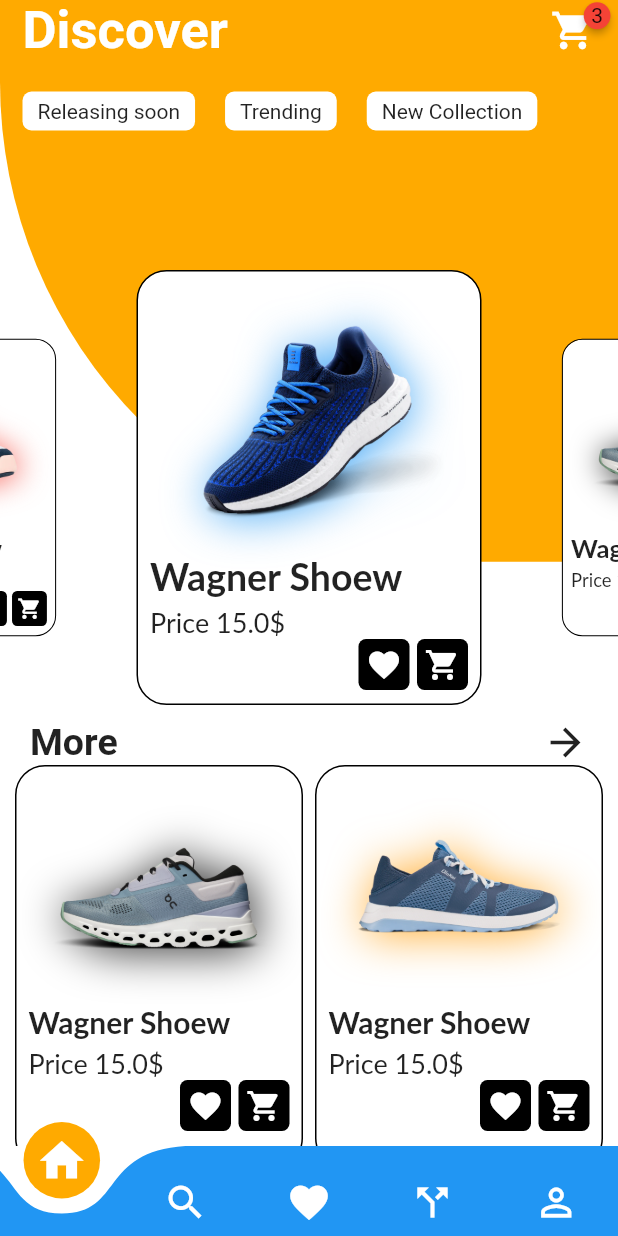
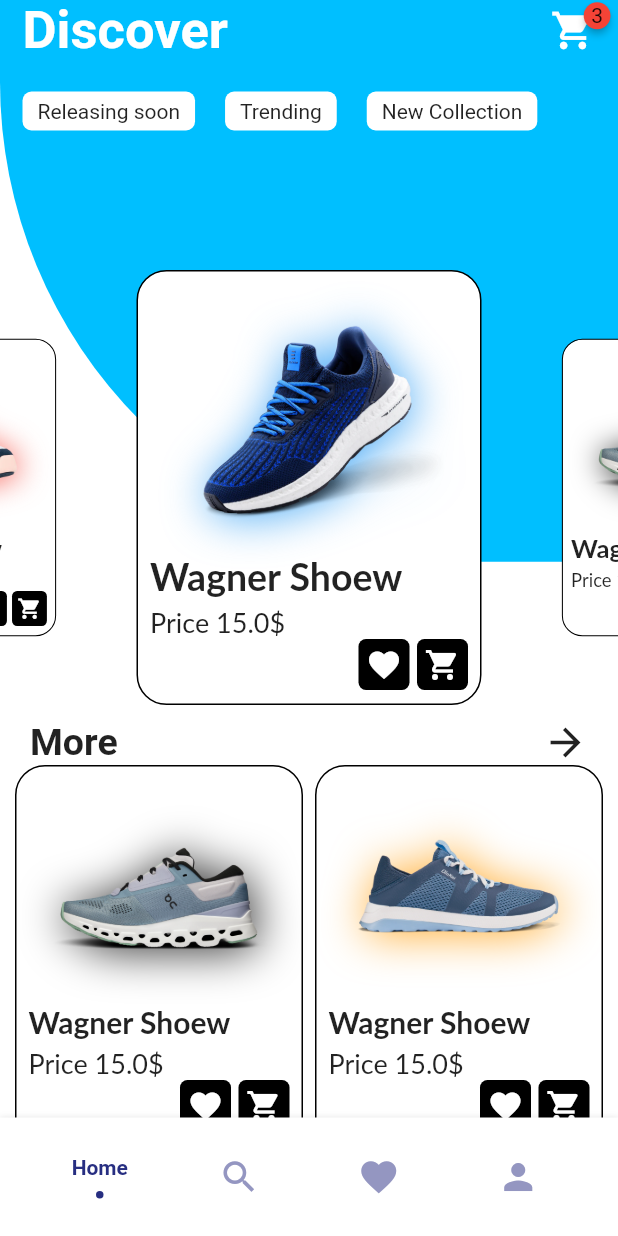
Before and after one commit to luonverak/StateManagement-Flutter-12-1, a Flutter app: the screen it shows after launch, on a phone screen of 412 x 824 dp. Run offline on Flutter 3.47's test engine with Material 2 defaults, Android fonts, the phone set to English and light mode, and no system bars; drawn by our look-alikes of badges, carousel_slider, curved_navigation_bar, flashy_tab_bar2, simple_shadow; our stand-ins replace get, readmore; Roboto replaces fonts that are missing (Lato).

Commit message:
code commit

```diff
--- a/lib/main.dart
+++ b/lib/main.dart
@@ -1,6 +1,8 @@
 import 'package:flutter/material.dart';
 import 'package:get/get.dart';
 import 'package:state_management/view/home_screen.dart';
+
+import 'view/home_page.dart';
 
 void main() {
   runApp(const MyApp());
@@ -11,9 +13,9 @@ class MyApp extends StatelessWidget {
 
   @override
   Widget build(BuildContext context) {
-    return const GetMaterialApp(
+    return GetMaterialApp(
       debugShowCheckedModeBanner: false,
-      home: HomeScreen(),
+      home: HomePage(),
     );
   }
 }
--- /dev/null
+++ b/lib/view/home_page.dart
@@ -0,0 +1,61 @@
+import 'package:flashy_tab_bar2/flashy_tab_bar2.dart';
+import 'package:flutter/material.dart';
+import 'package:get/get.dart';
+import 'package:state_management/view/search_screeen.dart';
+
+import 'home_screen.dart';
+
+class HomePage extends StatelessWidget {
+  HomePage({super.key});
+
+  final RxInt _selectedIndex = 0.obs;
+
+  final List tabItems = const [
+    HomeScreen(),
+    SearchScreen(),
+  ];
+
+  @override
+  Widget build(BuildContext context) {
+    return Scaffold(
+      body: Obx(
+        () => Center(
+          child: tabItems[_selectedIndex.value],
+        ),
+      ),
+      bottomNavigationBar: Obx(
+        () {
+          return FlashyTabBar(
+            height: 55,
+            animationCurve: Curves.linear,
+            selectedIndex: _selectedIndex.value,
+            iconSize: 28,
+            showElevation: true,
+            onItemSelected: (index) {
+              _selectedIndex.value = index;
+            },
+            animationDuration: const Duration(milliseconds: 800),
+            items: [
+              FlashyTabBarItem(
+                icon: const Icon(Icons.home),
+                title: const Text('Home'),
+              ),
+              FlashyTabBarItem(
+                icon: const Icon(Icons.search),
+                title: const Text('Search'),
+              ),
+              FlashyTabBarItem(
+                icon: const Icon(Icons.favorite),
+                title: const Text('Favorite'),
+              ),
+              FlashyTabBarItem(
+                icon: const Icon(Icons.person),
+                title: const Text('Profile'),
+              ),
+            ],
+          );
+        },
+      ),
+    );
+  }
+}
--- a/lib/view/home_screen.dart
+++ b/lib/view/home_screen.dart
@@ -244,42 +244,6 @@ class HomeScreen extends StatelessWidget {
           ],
         ),
       ),
-      bottomNavigationBar: CurvedNavigationBar(
-        height: 60,
-        items: const [
-          Icon(
-            Icons.home,
-            size: 35,
-            color: Colors.white,
-          ),
-          Icon(
-            Icons.search,
-            size: 30,
-            color: Colors.white,
-          ),
-          Icon(
-            Icons.favorite,
-            size: 30,
-            color: Colors.white,
-          ),
-          Icon(
-            Icons.call_split,
-            size: 30,
-            color: Colors.white,
-          ),
-          Icon(
-            Icons.perm_identity,
-            size: 30,
-            color: Colors.white,
-          ),
-        ],
-        color: Colors.blue,
-        buttonBackgroundColor: makeup,
-        backgroundColor: Colors.white,
-        animationCurve: Curves.easeInOut,
-        animationDuration: const Duration(milliseconds: 600),
-        letIndexChange: (index) => true,
-      ),
     );
   }
 }
--- /dev/null
+++ b/lib/view/search_screeen.dart
@@ -0,0 +1,10 @@
+import 'package:flutter/material.dart';
+
+class SearchScreen extends StatelessWidget {
+  const SearchScreen({super.key});
+
+  @override
+  Widget build(BuildContext context) {
+    return const Placeholder();
+  }
+}
--- a/lib/widget/colors.dart
+++ b/lib/widget/colors.dart
@@ -1,3 +1,3 @@
 import 'package:flutter/material.dart';
 
-const Color makeup = Color.fromARGB(255, 255, 170, 0);
+const Color makeup = Color.fromARGB(255, 0, 191, 255);
--- a/pubspec.yaml
+++ b/pubspec.yaml
@@ -41,6 +41,7 @@ dependencies:
   carousel_slider: ^4.2.1
   curved_navigation_bar: ^1.0.3
   readmore: ^2.2.0
+  flashy_tab_bar2: ^0.0.6
 
 dev_dependencies:
   flutter_test:
```
Also changed, not shown: pubspec.lock.
